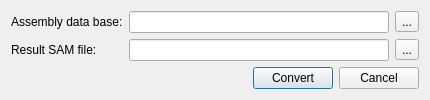
Old version of the form src/corelibs/U2View/src/util_dna_assembly/ui/AssemblyToSamDialog.ui in the repository dualword/ugene-qt4.
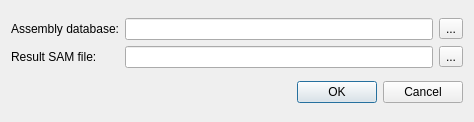
New version of the form.

Patch:
```diff
--- a/src/corelibs/U2View/src/util_dna_assembly/ui/AssemblyToSamDialog.ui
+++ b/src/corelibs/U2View/src/util_dna_assembly/ui/AssemblyToSamDialog.ui
@@ -9,22 +9,10 @@
    <rect>
     <x>0</x>
     <y>0</y>
-    <width>430</width>
-    <height>100</height>
+    <width>474</width>
+    <height>122</height>
    </rect>
   </property>
-  <property name="minimumSize">
-   <size>
-    <width>430</width>
-    <height>100</height>
-   </size>
-  </property>
-  <property name="maximumSize">
-   <size>
-    <width>430</width>
-    <height>100</height>
-   </size>
-  </property>
   <property name="windowTitle">
    <string>Convert UGENE assembly data base to SAM format</string>
   </property>
@@ -34,7 +22,7 @@
      <item row="0" column="0">
       <widget class="QLabel" name="label">
        <property name="text">
-        <string>Assembly data base:</string>
+        <string>Assembly database:</string>
        </property>
       </widget>
      </item>
@@ -68,35 +56,11 @@
     </layout>
    </item>
    <item>
-    <layout class="QHBoxLayout" name="horizontalLayout_2">
-     <item>
-      <spacer name="horizontalSpacer_2">
-       <property name="orientation">
-        <enum>Qt::Horizontal</enum>
-       </property>
-       <property name="sizeHint" stdset="0">
-        <size>
-         <width>40</width>
-         <height>20</height>
-        </size>
-       </property>
-      </spacer>
-     </item>
-     <item>
-      <widget class="QPushButton" name="convertButton">
-       <property name="text">
-        <string>Convert</string>
-       </property>
-      </widget>
-     </item>
-     <item>
-      <widget class="QPushButton" name="cancelButton">
-       <property name="text">
-        <string>Cancel</string>
-       </property>
-      </widget>
-     </item>
-    </layout>
+    <widget class="QDialogButtonBox" name="buttonBox">
+     <property name="standardButtons">
+      <set>QDialogButtonBox::Cancel|QDialogButtonBox::Ok</set>
+     </property>
+    </widget>
    </item>
   </layout>
  </widget>
```
Left out of the diff: 2 changed lines with no effect on the pictures.
